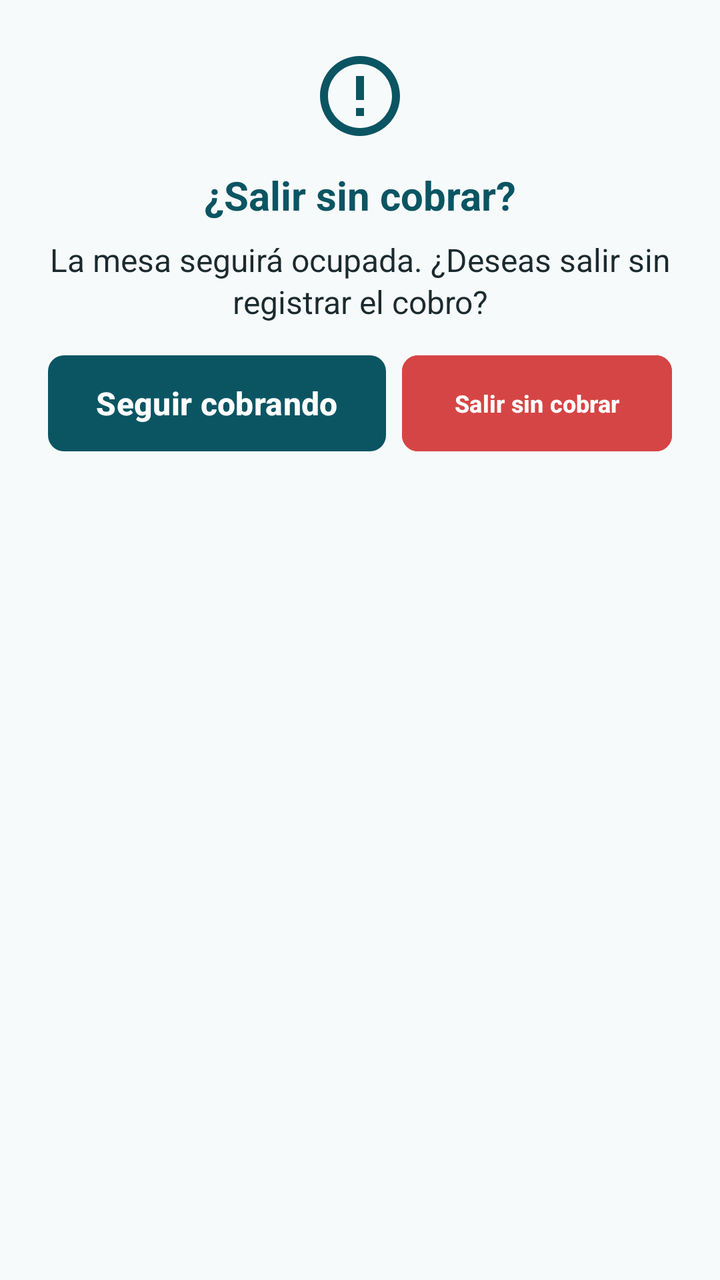
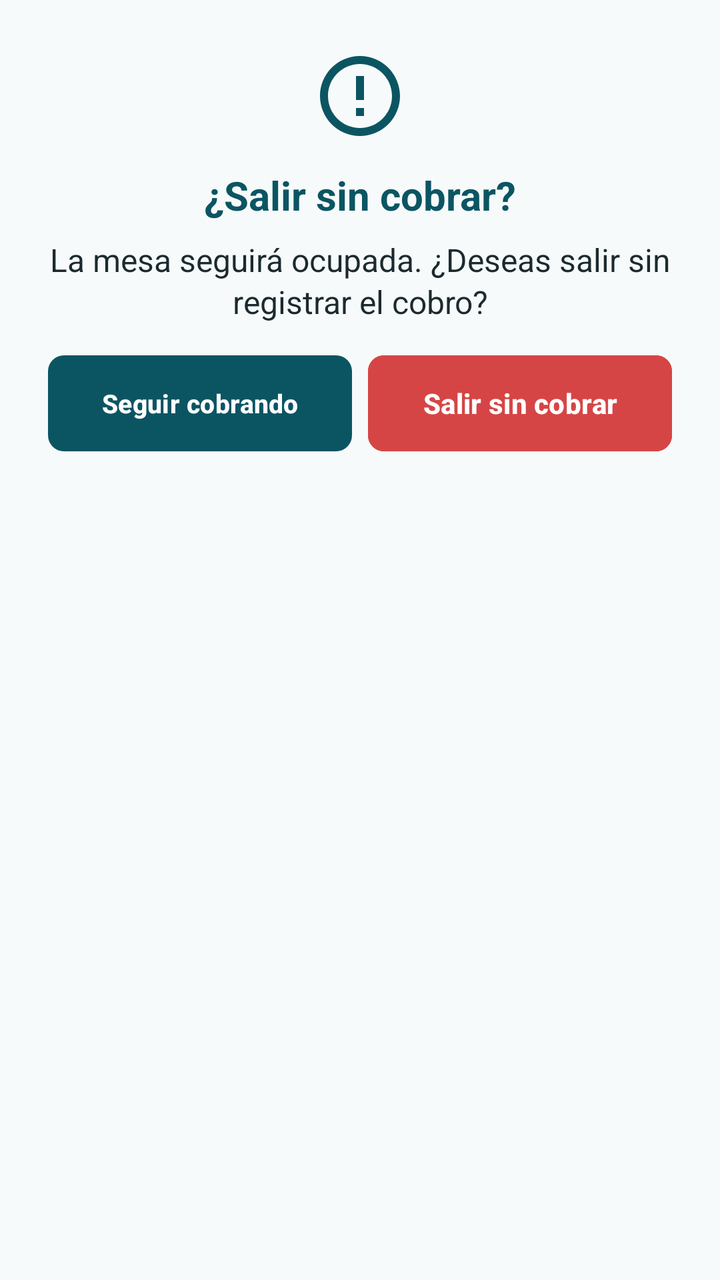

Compare the two renders of this Android layout. The source of the first and the diff that turns it into the second are given below.
<!-- AndroidManifest.xml: application theme Theme.LaCasaBlancaMesero -->
<!-- res/layout/dialog_salir_cobro.xml -->
<?xml version="1.0" encoding="utf-8"?>
<LinearLayout xmlns:android="http://schemas.android.com/apk/res/android"
    xmlns:app="http://schemas.android.com/apk/res-auto"
    android:layout_width="match_parent"
    android:layout_height="wrap_content"
    android:gravity="center_horizontal"
    android:orientation="vertical"
    android:paddingHorizontal="@dimen/espacio_xl"
    android:paddingTop="@dimen/espacio_xl"
    android:paddingBottom="@dimen/espacio_l">

    <ImageView
        android:layout_width="@dimen/icono_xl"
        android:layout_height="@dimen/icono_xl"
        android:contentDescription="@string/cobro_salir_icono_cd"
        android:src="@drawable/ic_error_outline"
        app:tint="@color/primary" />

    <TextView
        android:layout_width="match_parent"
        android:layout_height="wrap_content"
        android:layout_marginTop="@dimen/espacio_m"
        android:autoSizeMaxTextSize="20sp"
        android:autoSizeMinTextSize="14sp"
        android:autoSizeStepGranularity="1sp"
        android:autoSizeTextType="uniform"
        android:breakStrategy="simple"
        android:gravity="center"
        android:hyphenationFrequency="none"
        android:maxLines="2"
        android:text="@string/cobro_salir_titulo"
        android:textColor="@color/primary"
        android:textSize="@dimen/texto_titulo_tarjeta"
        android:textStyle="bold" />

    <TextView
        android:layout_width="match_parent"
        android:layout_height="wrap_content"
        android:layout_marginTop="@dimen/espacio_s"
        android:autoSizeMaxTextSize="16sp"
        android:autoSizeMinTextSize="11sp"
        android:autoSizeStepGranularity="1sp"
        android:autoSizeTextType="uniform"
        android:breakStrategy="simple"
        android:gravity="center"
        android:hyphenationFrequency="none"
        android:lineSpacingExtra="2dp"
        android:maxLines="3"
        android:text="@string/cobro_salir_mensaje"
        android:textColor="@color/texto_principal"
        android:textSize="@dimen/texto_cuerpo" />

    <LinearLayout
        android:layout_width="match_parent"
        android:layout_height="wrap_content"
        android:layout_marginTop="@dimen/espacio_l"
        android:gravity="end|center_vertical"
        android:orientation="horizontal">

        <com.google.android.material.button.MaterialButton
            android:id="@+id/btnSeguirCobrando"
            style="@style/Boton.DialogoLiberar"
            android:layout_width="wrap_content"
            android:text="@string/cobro_salir_cancelar" />

        <com.google.android.material.button.MaterialButton
            android:id="@+id/btnSalirSinCobrar"
            style="@style/Boton.DialogoLiberar"
            android:layout_width="wrap_content"
            android:layout_marginStart="@dimen/espacio_s"
            android:backgroundTint="@color/estado_ocupada"
            android:text="@string/cobro_salir_confirmar" />
    </LinearLayout>
</LinearLayout>
<!-- resources referenced by this layout -->
<resources>
  <color name="estado_ocupada">#D64545</color>
  <color name="primary">#0B5563</color>
  <color name="texto_principal">#1B2A2F</color>
  <dimen name="espacio_l">16dp</dimen>
  <dimen name="espacio_m">12dp</dimen>
  <dimen name="espacio_s">8dp</dimen>
  <dimen name="espacio_xl">24dp</dimen>
  <dimen name="icono_xl">48dp</dimen>
  <dimen name="texto_cuerpo">16sp</dimen>
  <dimen name="texto_titulo_tarjeta">20sp</dimen>
  <!-- drawable ic_error_outline (drawable) -->
  <vector xmlns:android="http://schemas.android.com/apk/res/android"
      android:width="24dp"
      android:height="24dp"
      android:viewportWidth="24"
      android:viewportHeight="24"
      android:tint="@color/error">
      <path
          android:fillColor="@android:color/white"
          android:pathData="M11,15h2v2h-2zM11,7h2v6h-2zM11.99,2C6.47,2 2,6.48 2,12s4.47,10 9.99,10C17.52,22 22,17.52 22,12S17.52,2 11.99,2zM12,20c-4.42,0 -8,-3.58 -8,-8s3.58,-8 8,-8 8,3.58 8,8 -3.58,8 -8,8z" />
  </vector>
  <string name="cobro_salir_cancelar">Seguir cobrando</string>
  <string name="cobro_salir_confirmar">Salir sin cobrar</string>
  <string name="cobro_salir_icono_cd">Advertencia: la mesa seguirá ocupada</string>
  <string name="cobro_salir_mensaje">La mesa seguirá ocupada. ¿Deseas salir sin registrar el cobro?</string>
  <string name="cobro_salir_titulo">¿Salir sin cobrar?</string>
  <style name="Theme.LaCasaBlancaMesero" parent="Base.Theme.LaCasaBlancaMesero" />
  <color name="error">#BA1A1A</color>
  <dimen name="toque_minimo">48dp</dimen>
  <color name="on_primary">#FFFFFF</color>
  <color name="primary_container">#0B5563</color>
  <color name="accent_lima">#A3D63F</color>
  <color name="secondary_container">#BCF157</color>
  <color name="primary_dark">#003D48</color>
  <color name="background">#F7FAFA</color>
  <color name="surface">#FFFFFF</color>
  <color name="texto_secundario">#40484B</color>
  <color name="error_container">#FFDAD6</color>
  <color name="on_error_container">#93000A</color>
  <style name="ThemeOverlay.LaCasaBlanca.Dialogo" parent="ThemeOverlay.Material3.MaterialAlertDialog">
          <item name="alertDialogStyle">@style/MaterialAlertDialog.LaCasaBlanca</item>
      </style>
  <!-- drawable logo_casa_blanca_icon (drawable) -->
  <?xml version="1.0" encoding="utf-8"?>
  <inset xmlns:android="http://schemas.android.com/apk/res/android"
      android:drawable="@drawable/logo_casa_blanca"
      android:insetLeft="19.45%"
      android:insetTop="19.45%"
      android:insetRight="19.45%"
      android:insetBottom="19.45%" />
  <style name="Texto.Base" parent="Widget.AppCompat.TextView">
          <item name="android:hyphenationFrequency">none</item>
          <item name="android:breakStrategy">simple</item>
      </style>
  <style name="MaterialAlertDialog.LaCasaBlanca" parent="MaterialAlertDialog.Material3">
          <item name="shapeAppearance">@style/ShapeAppearance.LaCasaBlanca.Dialogo</item>
          <item name="shapeAppearanceOverlay">@null</item>
      </style>
  <style name="ShapeAppearance.LaCasaBlanca.Dialogo" parent="ShapeAppearance.Material3.MediumComponent">
          <item name="cornerFamily">rounded</item>
          <item name="cornerSize">24dp</item>
      </style>
  <!-- unchanged entries left out for length: 3 -->
</resources>

<!-- the commit's change to res/layout/dialog_salir_cobro.xml (unified diff, before → after) -->
@@ -54,21 +54,40 @@
         android:layout_width="match_parent"
         android:layout_height="wrap_content"
         android:layout_marginTop="@dimen/espacio_l"
-        android:gravity="end|center_vertical"
+        android:baselineAligned="false"
+        android:gravity="center_vertical"
         android:orientation="horizontal">
 
         <com.google.android.material.button.MaterialButton
             android:id="@+id/btnSeguirCobrando"
             style="@style/Boton.DialogoLiberar"
-            android:layout_width="wrap_content"
+            android:layout_width="0dp"
+            android:layout_height="@dimen/toque_minimo"
+            android:layout_weight="1"
+            android:autoSizeMaxTextSize="14sp"
+            android:autoSizeMinTextSize="10sp"
+            android:autoSizeStepGranularity="1sp"
+            android:autoSizeTextType="uniform"
+            android:breakStrategy="simple"
+            android:hyphenationFrequency="none"
+            android:maxLines="1"
             android:text="@string/cobro_salir_cancelar" />
 
         <com.google.android.material.button.MaterialButton
             android:id="@+id/btnSalirSinCobrar"
             style="@style/Boton.DialogoLiberar"
-            android:layout_width="wrap_content"
+            android:layout_width="0dp"
+            android:layout_height="@dimen/toque_minimo"
             android:layout_marginStart="@dimen/espacio_s"
+            android:layout_weight="1"
+            android:autoSizeMaxTextSize="14sp"
+            android:autoSizeMinTextSize="10sp"
+            android:autoSizeStepGranularity="1sp"
+            android:autoSizeTextType="uniform"
             android:backgroundTint="@color/estado_ocupada"
+            android:breakStrategy="simple"
+            android:hyphenationFrequency="none"
+            android:maxLines="1"
             android:text="@string/cobro_salir_confirmar" />
     </LinearLayout>
 </LinearLayout>
